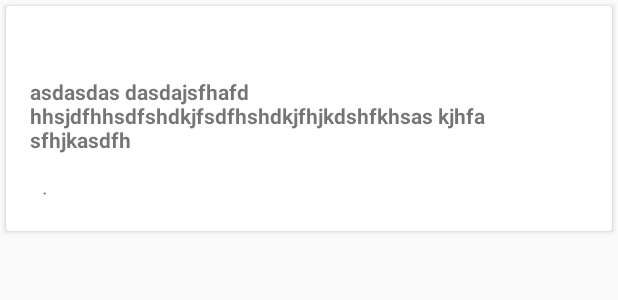
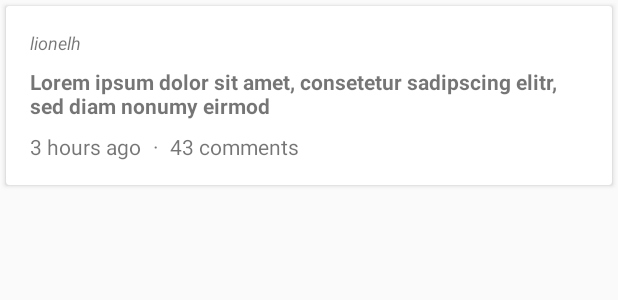
Before and after one commit to LH23/SampleRedditClient, an Android app: the layout post_view.xml on its own in the app's theme, with its tools: preview values and no code run, on a phone screen of 412 x 824 dp. Shown: the top 300 px of the screen. Run offline under Robolectric (Android 15) with nearby library versions, the phone set to English and light mode, and no system bars.

Commit message:
fixed issue with barrier in new constraintLayout, updated target sdk to 27

```diff
--- a/reddit-client/app/src/main/res/layout/post_view.xml
+++ b/reddit-client/app/src/main/res/layout/post_view.xml
@@ -3,6 +3,7 @@
     xmlns:app="http://schemas.android.com/apk/res-auto"
     android:layout_width="match_parent"
     android:layout_height="wrap_content"
+    xmlns:tools="http://schemas.android.com/tools"
     android:layout_margin="@dimen/card_margin">
 
     <android.support.constraint.ConstraintLayout
@@ -16,29 +17,29 @@
             android:layout_width="0dp"
             android:layout_height="wrap_content"
             android:layout_margin="@dimen/item_margin"
-            android:fontFamily="@font/verdana"
             android:textSize="@dimen/author_text_size"
             android:textStyle="italic"
-            app:layout_constraintBottom_toTopOf="@+id/post_item_title"
-            app:layout_constraintEnd_toStartOf="@+id/barrier"
+            app:layout_constraintBottom_toTopOf="@id/post_item_title"
+            app:layout_constraintEnd_toStartOf="@id/barrier"
             app:layout_constraintStart_toStartOf="parent"
-            app:layout_constraintTop_toTopOf="parent" />
+            app:layout_constraintTop_toTopOf="parent"
+            app:layout_constraintVertical_chainStyle="packed"
+            tools:text="lionelh" />
 
         <TextView
-            android:id="@id/post_item_title"
+            android:id="@+id/post_item_title"
             android:layout_width="0dp"
             android:layout_height="wrap_content"
             android:layout_margin="@dimen/item_margin"
             android:textSize="@dimen/title_text_size"
             android:textStyle="bold"
-            app:layout_constraintBottom_toTopOf="@+id/post_item_texts_layout"
             app:layout_constraintEnd_toStartOf="@id/barrier"
             app:layout_constraintStart_toStartOf="parent"
             app:layout_constraintTop_toBottomOf="@+id/post_item_author"
-            android:text="asdasdas dasdajsfhafd hhsjdfhhsdfshdkjfsdfhshdkjfhjkdshfkhsas kjhfa sfhjkasdfh"/>
+            tools:text="Lorem ipsum dolor sit amet, consetetur sadipscing elitr, sed diam nonumy eirmod" />
 
         <LinearLayout
-            android:id="@id/post_item_texts_layout"
+            android:id="@+id/post_item_texts_layout"
             android:layout_width="0dp"
             android:layout_height="wrap_content"
             android:layout_margin="@dimen/item_margin"
@@ -50,11 +51,12 @@
             <TextView
                 android:id="@+id/post_item_time"
                 android:layout_width="wrap_content"
-                android:layout_height="wrap_content" />
+                android:layout_height="wrap_content"
+                tools:text="3 hours ago" />
 
             <TextView
                 android:layout_width="wrap_content"
-                android:layout_height="wrap_content"
+                android:layout_height="match_parent"
                 android:layout_marginLeft="8dp"
                 android:layout_marginRight="8dp"
                 android:text="@string/separator" />
@@ -62,15 +64,16 @@
             <TextView
                 android:id="@+id/post_item_comments"
                 android:layout_width="wrap_content"
-                android:layout_height="wrap_content" />
+                android:layout_height="wrap_content"
+                tools:text="43 comments" />
         </LinearLayout>
 
         <android.support.constraint.Barrier
-            android:id="@id/barrier"
-            android:layout_width="wrap_content"
-            android:layout_height="wrap_content"
+            android:id="@+id/barrier"
+            android:layout_width="@dimen/card_margin"
+            android:layout_height="match_parent"
             app:barrierDirection="start"
-            app:constraint_referenced_ids="" />
+            app:constraint_referenced_ids="post_item_thumb" />
 
         <ImageView
             android:id="@+id/post_item_thumb"
@@ -78,7 +81,7 @@
             android:layout_height="80dp"
             app:layout_constraintBottom_toBottomOf="parent"
             app:layout_constraintEnd_toEndOf="parent"
-            app:layout_constraintStart_toEndOf="@id/barrier"
+            app:layout_constraintStart_toEndOf="@+id/barrier"
             app:layout_constraintTop_toTopOf="parent" />
 
     </android.support.constraint.ConstraintLayout>
--- a/reddit-client/build.gradle
+++ b/reddit-client/build.gradle
@@ -7,7 +7,7 @@ buildscript {
         jcenter()
     }
     dependencies {
-        classpath 'com.android.tools.build:gradle:3.0.0-beta3'
+        classpath 'com.android.tools.build:gradle:3.0.1'
         // NOTE: Do not place your application dependencies here; they belong
         // in the individual module build.gradle files
     }
```
Also changed, not shown: reddit-client/app/build.gradle (+21 -16 lines).
